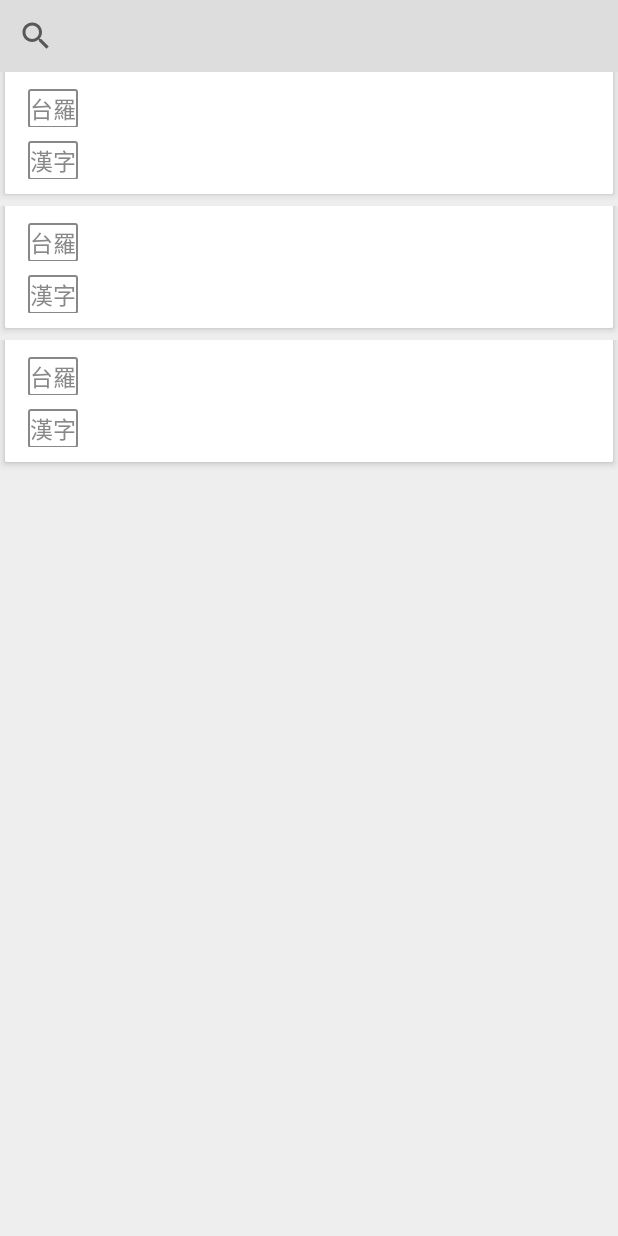
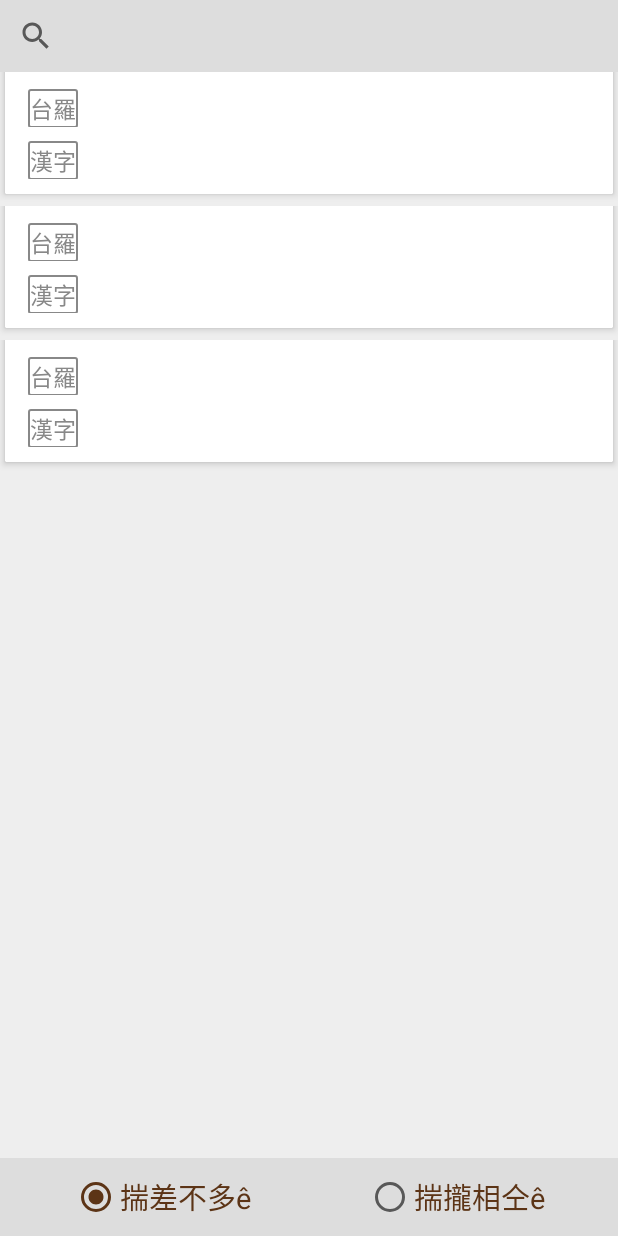
Before and after one commit to ChhoeTaigi/TaigiDict_Android, an Android app: the layout activity_tailo_search.xml on its own in the app's theme, with its tools: preview values and no code run, on a phone screen of 412 x 824 dp. Run offline under Robolectric (Android 15) with nearby library versions, the phone set to English and light mode, and no system bars; Roboto replaces fonts that are not available here.

Commit message:
Implement search equal and search contains

```diff
--- a/TaigiDict/app/src/main/res/layout/activity_tailo_search.xml
+++ b/TaigiDict/app/src/main/res/layout/activity_tailo_search.xml
@@ -20,10 +20,55 @@
     <android.support.v7.widget.RecyclerView
         android:id="@+id/recyclerView"
         android:layout_width="match_parent"
-        android:layout_height="match_parent"
+        android:layout_height="0dp"
+        android:layout_weight="1"
         android:background="#eee"
         android:scrollbars="vertical"
         app:layoutManager="LinearLayoutManager"
         tools:listitem="@layout/listitem_tailo_search"/>
 
+    <RadioGroup
+        android:id="@+id/searchRangeRadioGroup"
+        android:layout_width="match_parent"
+        android:layout_height="wrap_content"
+        android:layout_gravity="center_horizontal"
+        android:background="#fddd"
+        android:gravity="center"
+        android:orientation="horizontal"
+        android:padding="10dp">
+
+        <LinearLayout
+            android:layout_width="0dp"
+            android:layout_height="wrap_content"
+            android:layout_weight="1"
+            android:gravity="center">
+
+            <RadioButton
+                android:id="@+id/searchContainsRadioButton"
+                android:layout_width="wrap_content"
+                android:layout_height="wrap_content"
+                android:checked="true"
+                android:text="@string/tailo_search_contains_radiobutton_text"
+                android:textColor="@color/colorAccent"
+                android:textSize="19sp"/>
+        </LinearLayout>
+
+        <LinearLayout
+            android:layout_width="0dp"
+            android:layout_height="wrap_content"
+            android:layout_weight="1"
+            android:gravity="center">
+
+            <RadioButton
+                android:id="@+id/searchEqualRadioButton"
+                android:layout_width="wrap_content"
+                android:layout_height="wrap_content"
+                android:checked="false"
+                android:text="@string/tailo_search_equals_radiobutton_text"
+                android:textColor="@color/colorAccent"
+                android:textSize="19sp"/>
+        </LinearLayout>
+
+    </RadioGroup>
+
 </LinearLayout>
--- a/TaigiDict/app/src/main/res/values/strings.xml
+++ b/TaigiDict/app/src/main/res/values/strings.xml
@@ -17,8 +17,11 @@
     <string name="search_hoagi_hint">請輸入對應ê華語漢字來揣......</string>
     <string name="search_all_hint">請輸入全文關鍵字來揣......</string>
 
+    <string name="tailo_search_contains_radiobutton_text">揣差不多ê</string>
+    <string name="tailo_search_equals_radiobutton_text">揣攏相仝ê</string>
+
     <string name="toast_voice_need_network_connection">語音ê功能需要上網才會使聽。</string>
-    <string name="toast_sorry_cant_play">真歹勢，這馬無法度放。</string>
+    <string name="toast_sorry_cant_play">真歹勢，這無法度聽。</string>
 
     <string name="navigation_drawer_open">navigation drawer open</string>
     <string name="navigation_drawer_close">navigation drawer close</string>
```
Also changed, not shown: TaigiDict/app/src/main/java/com/taccotap/taigidict/tailo/search/TailoSearchActivity.java (+60 -12 lines), TaigiDict/app/src/main/java/com/taccotap/taigidict/tailo/search/TailoSearchAdapter.java (+18 -5 lines), TaigiDict/app/src/main/java/com/taccotap/taigidict/tailo/word/TailoWordActivity.java (+34 -13 lines), TaigiDict/app/src/main/res/layout/fragment_tailo_dict.xml (+5 -4 lines), 1 other file.
